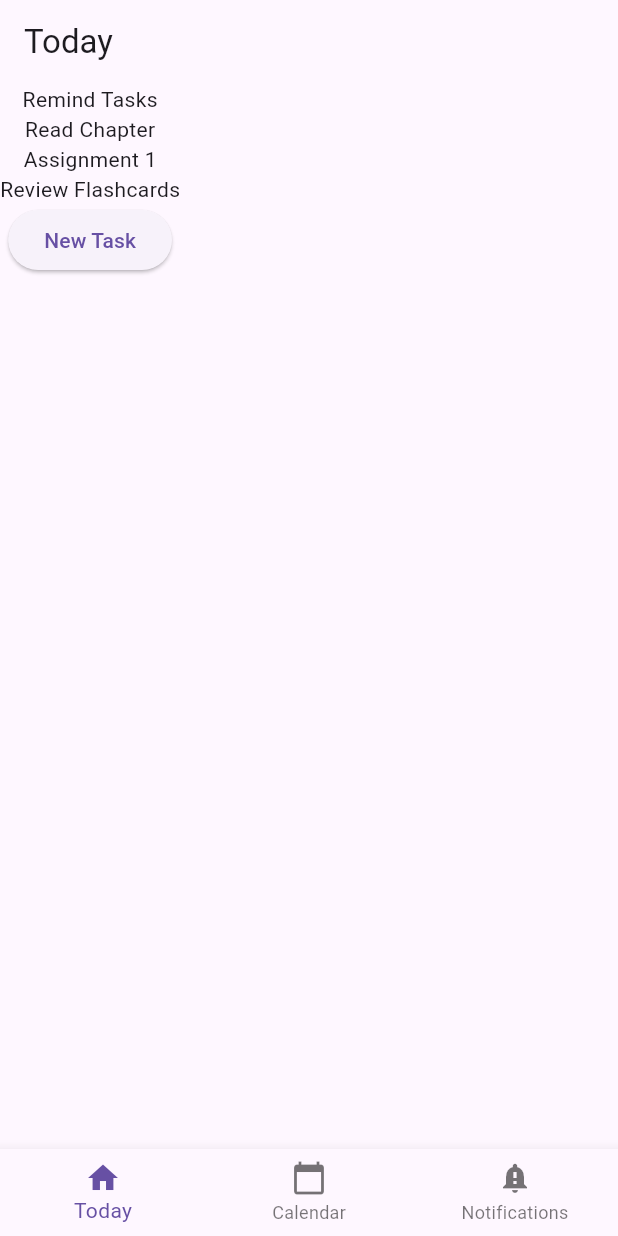
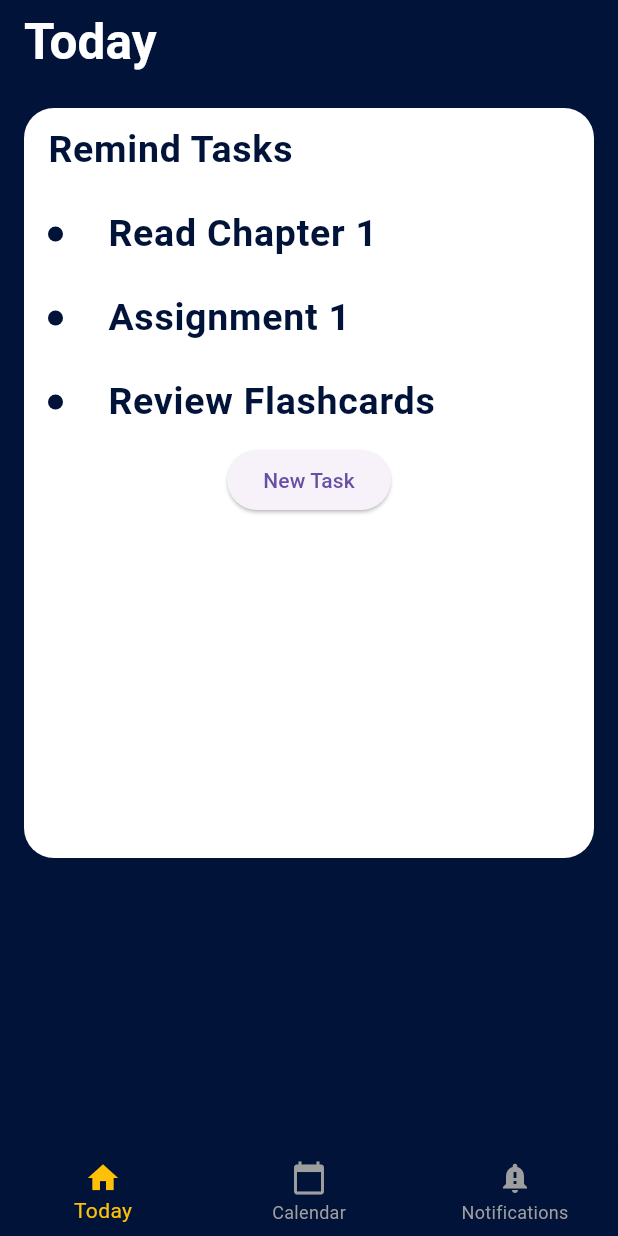
Before and after one commit to Dushimepaulette1/study_planner_app, a Flutter app: the screen it shows after launch, on a phone screen of 412 x 824 dp. Run offline on Flutter 3.47's test engine with Material 3 defaults, Android fonts, the phone set to English and light mode, and no system bars.

Commit message:
added styles on the listTile also created a custom background color to match the design and also replaced listView widget with Column for easier styling

```diff
--- a/lib/main.dart
+++ b/lib/main.dart
@@ -2,6 +2,11 @@ import 'package:flutter/material.dart';
 import 'package:individual_assignment_1/screens/calendar_screen.dart';
 import 'package:individual_assignment_1/screens/settings_screen.dart';
 import 'package:individual_assignment_1/screens/today_screen.dart';
+
+class CustomColors {
+  static const Color primaryBackground = Color(0xFF011339); // Your dark blue
+  static const Color appBarColor = Color(0xFF011339); // Same color for app bar
+}
 
 void main() {
   runApp(const StudyPlanner());
@@ -31,10 +36,16 @@ class _StudyPlannerState extends State<StudyPlanner> {
   Widget build(BuildContext context) {
     return MaterialApp(
       title: 'Study Planner',
+      theme: ThemeData(
+        scaffoldBackgroundColor: CustomColors.primaryBackground,
+        appBarTheme: AppBarTheme(backgroundColor: CustomColors.appBarColor),
+        textTheme: TextTheme(bodyLarge: TextStyle(color: Colors.white)),
+      ),
       home: Scaffold(
         body: Center(child: _widgetOptions.elementAt(_selectedItem)),
 
         bottomNavigationBar: BottomNavigationBar(
+          backgroundColor: CustomColors.primaryBackground,
           items: const <BottomNavigationBarItem>[
             BottomNavigationBarItem(icon: Icon(Icons.home), label: "Today"),
             BottomNavigationBarItem(
@@ -47,6 +58,8 @@ class _StudyPlannerState extends State<StudyPlanner> {
             ),
           ],
           currentIndex: _selectedItem,
+          selectedItemColor: Colors.amber,
+          unselectedItemColor: Colors.grey,
           onTap: _onItemTapped,
         ),
       ),
--- a/lib/screens/today_screen.dart
+++ b/lib/screens/today_screen.dart
@@ -1,4 +1,5 @@
 import 'package:flutter/material.dart';
+import 'package:individual_assignment_1/main.dart';
 
 class TodayScreen extends StatelessWidget {
   const TodayScreen({super.key});
@@ -6,15 +7,98 @@ class TodayScreen extends StatelessWidget {
   @override
   Widget build(BuildContext context) {
     return Scaffold(
-      appBar: AppBar(title: Text("Today")),
-      body: Column(
-        children: [
-          Text("Remind Tasks"),
-          Text("Read Chapter"),
-          Text("Assignment 1"),
-          Text("Review Flashcards"),
-          ElevatedButton(onPressed: () => {}, child: Text("New Task")),
-        ],
+      appBar: AppBar(
+        title: Text(
+          "Today",
+          style: TextStyle(
+            fontSize: 33.0,
+            color: Colors.white,
+            fontWeight: FontWeight.bold,
+          ),
+        ),
+      ),
+      body: Padding(
+        padding: const EdgeInsets.all(16.0),
+        child: Column(
+          children: [
+            Container(
+              width: double.infinity,
+              height: 500,
+              decoration: BoxDecoration(
+                color: Colors.white,
+                borderRadius: BorderRadius.only(
+                  topLeft: Radius.circular(20.0),
+                  topRight: Radius.circular(20.0),
+                  bottomLeft: Radius.circular(20.0),
+                  bottomRight: Radius.circular(20.0),
+                ),
+              ),
+              child: SingleChildScrollView(
+                child: Column(
+                  children: [
+                    ListTile(
+                      title: Text(
+                        "Remind Tasks",
+                        style: TextStyle(
+                          fontSize: 25.0,
+                          color: CustomColors.appBarColor,
+                          fontWeight: FontWeight.bold,
+                        ),
+                      ),
+                    ),
+                    ListTile(
+                      title: Text(
+                        "Read Chapter 1",
+                        style: TextStyle(
+                          fontSize: 25.0,
+                          color: CustomColors.appBarColor,
+                          fontWeight: FontWeight.bold,
+                        ),
+                      ),
+                      leading: CircleAvatar(
+                        backgroundColor: CustomColors.primaryBackground,
+                        radius: 5.0,
+                      ),
+                    ),
+                    ListTile(
+                      title: Text(
+                        "Assignment 1",
+                        style: TextStyle(
+                          fontSize: 25.0,
+                          color: CustomColors.appBarColor,
+                          fontWeight: FontWeight.bold,
+                        ),
+                      ),
+                      leading: CircleAvatar(
+                        backgroundColor: CustomColors.primaryBackground,
+                        radius: 5.0,
+                      ),
+                    ),
+                    ListTile(
+                      title: Text(
+                        "Review Flashcards",
+                        style: TextStyle(
+                          fontSize: 25.0,
+                          color: CustomColors.appBarColor,
+                          fontWeight: FontWeight.bold,
+                        ),
+                      ),
+                      leading: CircleAvatar(
+                        backgroundColor: CustomColors.primaryBackground,
+                        radius: 5.0,
+                      ),
+                    ),
+                    ElevatedButton(
+
+                      onPressed: () => {},
+                      child: Text("New Task"),
+                    ),
+                  ],
+                ),
+              ),
+            ),
+          ],
+        ),
       ),
     );
   }
```
